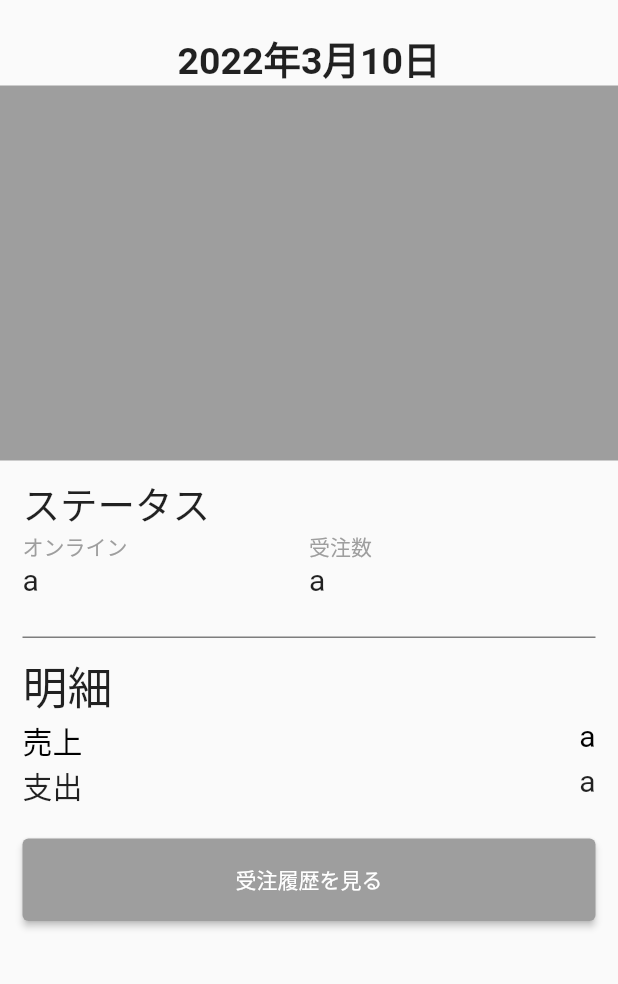
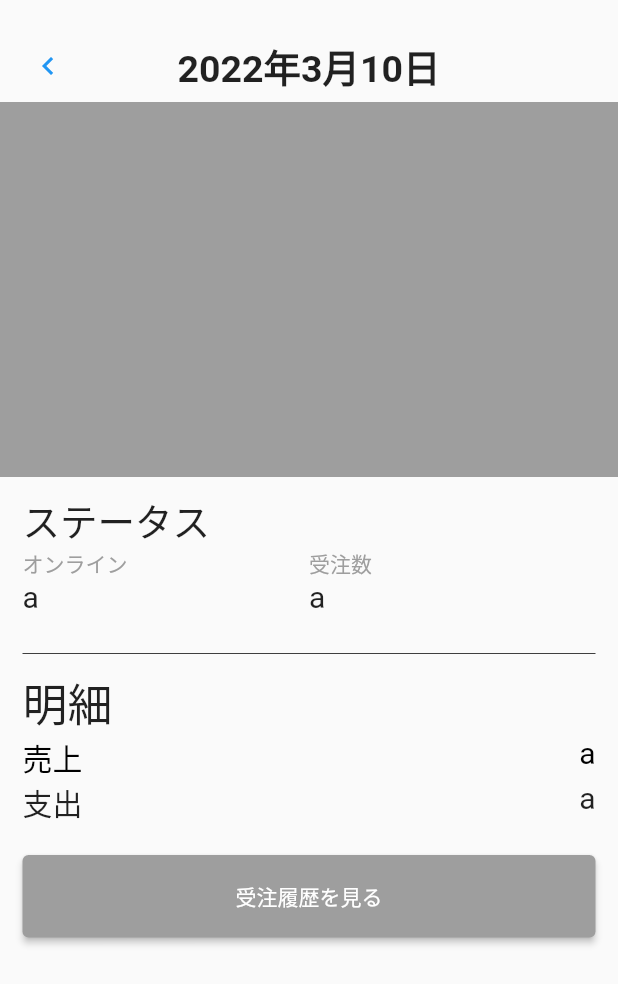
Before and after one commit to tadashimasuda/delivery_kun, a Flutter app: the LoggedInUserStatus widget shown alone on an empty page, opened directly with empty values, on a phone screen of 412 x 824 dp. Shown: the top 984 px of the screen. Run offline on Flutter 3.47's test engine with Material 2 defaults, Android fonts, the phone set to English and light mode, and no system bars; our stand-ins replace dio, flutter_secure_storage, geolocator, google_maps_flutter; missing offline and left inert: flutter_config; accounts and stored records are empty; network calls fail.

Commit message:
前後の日にちの選択ボタン

```diff
--- a/lib/screens/user_status.dart
+++ b/lib/screens/user_status.dart
@@ -50,7 +50,7 @@ class LoggedInUserStatus extends StatelessWidget {
 
   @override
   Widget build(BuildContext context) {
-    context.read<Status>().getStatus(user_id);
+    context.read<Status>().getStatusToday(user_id);
     return Container(
       child: Consumer<Status>(
         builder: (context, status, child) => Column(
@@ -58,10 +58,32 @@ class LoggedInUserStatus extends StatelessWidget {
             Container(
                 alignment: Alignment.center,
                 padding: EdgeInsets.only(top: 20),
-                child: Text(
-                  DateFormat('yyyy年M月d日').format(DateTime.now()),
-                  textAlign: TextAlign.center,
-                  style: TextStyle(fontSize: 25, fontWeight: FontWeight.bold),
+
+                child: Row(
+                  mainAxisAlignment: MainAxisAlignment.spaceBetween,
+                  children: [
+                    TextButton(
+                        onPressed: (){
+                          Provider.of<Status>(context,listen: false).getStatusBeforeDate(user_id);
+                        },
+                        child: Icon(Icons.chevron_left)
+                    ),
+                    Text(
+                      DateFormat('yyyy年M月d日').format(status.date),
+                      textAlign: TextAlign.center,
+                      style: TextStyle(fontSize: 25, fontWeight: FontWeight.bold),
+                    ),
+                    DateFormat('yyyy年M月d日').format(DateTime.now()).toString() != DateFormat('yyyy年M月d日').format(status.date) ? TextButton(
+                        onPressed: (){
+                          Provider.of<Status>(context,listen: false).getStatusNextDate(user_id);
+                        },
+                        child: Icon(Icons.chevron_right)
+                    ) : TextButton(
+                        onPressed: (){
+                        },
+                        child:Text('')
+                    ),
+                  ],
                 )),
             Container(
               height: 250,
--- a/lib/services/user_status.dart
+++ b/lib/services/user_status.dart
@@ -7,17 +7,35 @@ import 'dio.dart';
 
 class Status extends ChangeNotifier {
   UserStatus? _userStatus;
+  DateTime _date = DateTime.now();
 
   UserStatus? get status => _userStatus;
+  DateTime get date => _date;
 
-  String getDate() {
-    return DateFormat('yyyyMMdd').format(DateTime.now()).toString();
+  void getStatusBeforeDate(int user_id){
+    _date = _date.add(Duration(days:-1));
+    String date = DateFormat('yyyyMMdd').format(_date).toString();
+
+    return getStatus(user_id,date);
   }
 
-  void getStatus(int user_id) async {
+  void getStatusNextDate(int user_id){
+    if(DateFormat('yyyy年M月d日').format(DateTime.now()).toString() != DateFormat('yyyy年M月d日').format(date)){
+      _date = _date.add(Duration(days:1));
+      String date = DateFormat('yyyyMMdd').format(_date).toString();
+
+      return getStatus(user_id,date);
+    }
+  }
+
+  void getStatusToday(int user_id) {
+    String date = DateFormat('yyyyMMdd').format(DateTime.now()).toString();
+
+    return getStatus(user_id,date);
+  }
+
+  void getStatus(int user_id,String date) async {
     try {
-      String date = getDate();
-
       Dio.Response response = await dio()
           .get('/status', queryParameters: {'date': date, 'user_id': user_id});
 
```
